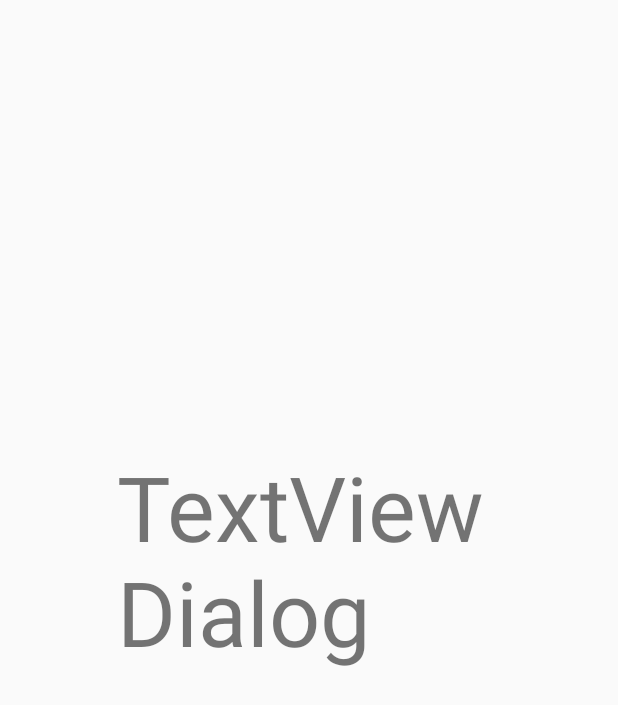
After one commit to hadiroudsari/rating2uel, an Android app: the layout layout_dialog.xml on its own in the app's theme, with its tools: preview values and no code run, on a phone screen of 412 x 824 dp. The commit adds this screen. Shown: the top 705 px of the screen. Run offline under Robolectric (Android 15) with nearby library versions, the phone set to English and light mode, and no system bars; network calls fail.

Commit message:
adding custom view and dialog

```diff
--- a/app/src/main/java/com/example/rating2/utill/Counter.java
+++ b/app/src/main/java/com/example/rating2/utill/Counter.java
@@ -11,4 +11,8 @@ public class Counter {
     public int getNumber() {
         return number;
     }
+
+    public void setNumber(int number) {
+        this.number = number;
+    }
 }
--- /dev/null
+++ b/app/src/main/res/layout/layout_dialog.xml
@@ -0,0 +1,13 @@
+<?xml version="1.0" encoding="utf-8"?>
+<RelativeLayout xmlns:android="http://schemas.android.com/apk/res/android"
+                                                   android:layout_width="match_parent"
+                                                   android:layout_height="match_parent" android:padding="12dp">
+    <TextView
+            android:text="TextViewDialog"
+            android:layout_width="296dp"
+            android:layout_height="243dp"
+            android:textSize="60dp"
+            android:id="@+id/textViewDialog" android:layout_alignParentEnd="true"
+            android:layout_marginEnd="61dp" android:layout_alignParentStart="true" android:layout_marginStart="66dp"
+            android:layout_alignParentBottom="true" android:layout_marginBottom="271dp"/>
+</RelativeLayout>
```
Also changed, not shown: app/src/main/java/com/example/rating2/BattleActivity.java (+9 -11 lines), app/src/main/java/com/example/rating2/Fdialog.java (added, +57 -0 lines), app/src/main/java/com/example/rating2/ProfileActivity.java (+4 -5 lines), app/src/main/java/com/example/rating2/view/MyBattleView.java (+62 -23 lines).
